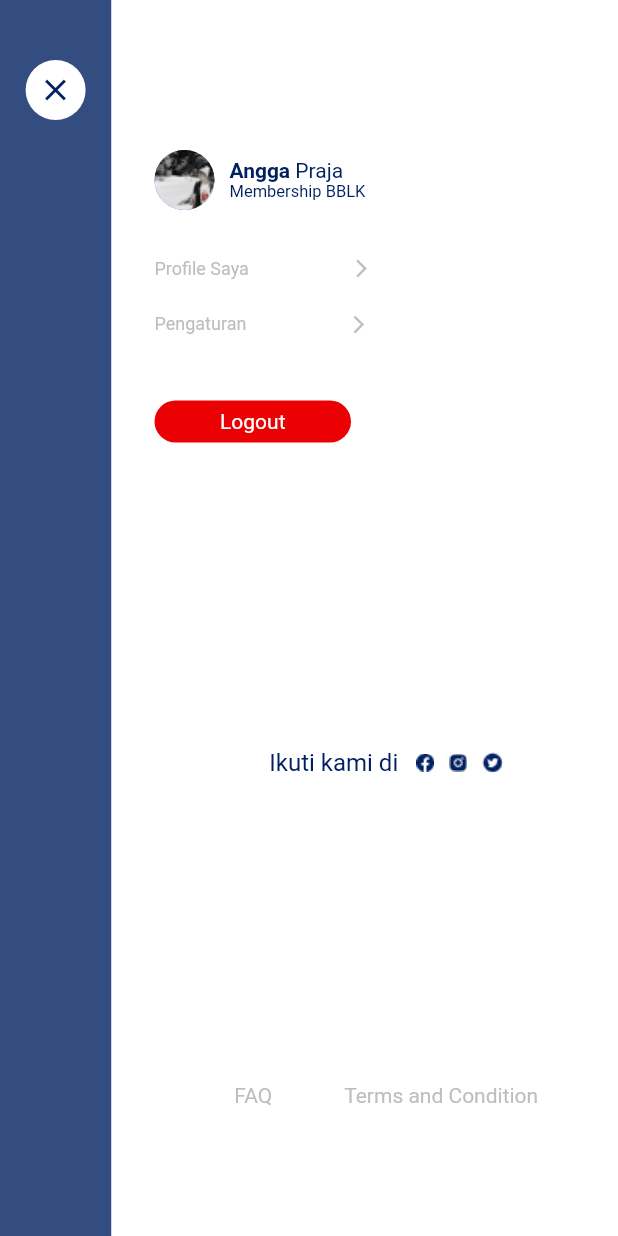
After one commit to adamramadhn/ui_aplikasi, a Flutter app: the HomePage screen opened by its route, with the side drawer open, on a phone screen of 412 x 824 dp. The commit adds this screen. Run offline on Flutter 3.47's test engine with Material 2 defaults, Android fonts, the light colour scheme and no system bars; Roboto replaces fonts that are missing (Gilroy-ExtraBold).

Commit message:
add homepage and drawer view

```diff
--- a/lib/constant/C/app_colors.dart
+++ b/lib/constant/C/app_colors.dart
@@ -5,4 +5,5 @@ class AppColors {
   Color secColor = const Color(0xff597393);
   Color textGrey = const Color(0xffBEBEBE);
   Color transparan = const Color(0x00ffffff);
+  Color logoutButton = const Color(0xffEB0004);
 }
--- a/lib/constant/C/assets.dart
+++ b/lib/constant/C/assets.dart
@@ -1,4 +1,8 @@
 class Assets {
   String imgAuth = 'assets/image/img_auth.png';
   String logoC = 'assets/image/logo_c.png';
+  String ava = 'assets/image/ava.png';
+  String logoIG = 'assets/image/logoIG.png';
+  String logoFB = 'assets/image/logoFB.png';
+  String logoTW = 'assets/image/logoTW.png';
 }
--- a/lib/constant/C/strings.dart
+++ b/lib/constant/C/strings.dart
@@ -27,4 +27,15 @@ class Strings {
   String txtSignUp = 'Register';
   String txtHaveAccount = 'Sudah punya akun ? ';
   String txtSignInNow = 'Login sekarang';
+
+  //ProfileDrawer
+  String nameProfile1 = 'Angga ';
+  String nameProfile2 = 'Praja';
+  String roleProfile = 'Membership BBLK';
+  String myProfile = 'Profile Saya';
+  String settingsProfile = 'Pengaturan';
+  String signOut = 'Logout';
+  String footerProfile = 'Ikuti kami di';
+  String footerProfileFAQ = 'FAQ';
+  String footerProfileTnC = 'Terms and Condition';
 }
--- a/lib/main.dart
+++ b/lib/main.dart
@@ -1,4 +1,5 @@
 import 'package:flutter/material.dart';
+import 'package:ui_aplikasi/view/home_page.dart';
 import 'package:ui_aplikasi/view/signin_page.dart';
 
 import 'view/signup_page.dart';
@@ -19,12 +20,20 @@ class MyApp extends StatelessWidget {
       theme: ThemeData(
         primarySwatch: Colors.blue,
         fontFamily: 'Gilroy-ExtraBold',
+        appBarTheme: const AppBarTheme(
+          color: Colors.white,
+          centerTitle: true,
+          elevation: 0,
+          // titleTextStyle: TextStyle(
+          //     color: Colors.black, fontWeight: FontWeight.bold, fontSize: 24),
+        ),
       ),
       initialRoute: SignInPage.route,
       home: const SignInPage(),
       routes: {
         SignInPage.route: (context) => const SignInPage(),
         SignUpPage.route: (context) => const SignUpPage(),
+        HomePage.route: (context) => const HomePage(),
       },
     );
   }
--- /dev/null
+++ b/lib/view/home_page.dart
@@ -0,0 +1,253 @@
+import 'package:flutter/material.dart';
+import 'package:ui_aplikasi/constant/c.dart';
+import 'package:ui_aplikasi/widgets/text_app_widget.dart';
+
+class HomePage extends StatefulWidget {
+  const HomePage({Key? key}) : super(key: key);
+  static String route = "home_page";
+  @override
+  State<HomePage> createState() => _HomePageState();
+}
+
+class _HomePageState extends State<HomePage> {
+  @override
+  Widget build(BuildContext context) {
+    return Scaffold(
+      drawer: SafeArea(
+        child: Container(
+          color: Colors.white,
+          height: MediaQuery.of(context).size.height,
+          child: Row(
+            children: [
+              Expanded(
+                flex: 1,
+                child: Stack(
+                  children: [
+                    Container(
+                      color: C.color.primaryColor.withOpacity(0.8),
+                      height: MediaQuery.of(context).size.height,
+                      width: MediaQuery.of(context).size.width * 0.18,
+                    ),
+                    Container(
+                      margin: const EdgeInsets.only(top: 40),
+                      width: MediaQuery.of(context).size.width * 0.18,
+                      child: CircleAvatar(
+                        maxRadius: 20,
+                        backgroundColor: Colors.white,
+                        child: IconButton(
+                          onPressed: () => Navigator.pop(context),
+                          icon: Icon(
+                            Icons.close,
+                            color: C.color.primaryColor,
+                          ),
+                        ),
+                      ),
+                    )
+                  ],
+                ),
+              ),
+              Expanded(
+                flex: 3,
+                child: Padding(
+                  padding: const EdgeInsets.only(top: 100),
+                  child: Column(
+                    mainAxisAlignment: MainAxisAlignment.spaceBetween,
+                    children: [
+                      Column(
+                        children: [
+                          Row(
+                            children: [
+                              CircleAvatar(
+                                backgroundImage: AssetImage(C.assets.ava),
+                              ),
+                              const SizedBox(
+                                width: 10,
+                              ),
+                              Column(
+                                crossAxisAlignment: CrossAxisAlignment.start,
+                                children: [
+                                  Text.rich(
+                                    TextSpan(
+                                      text: C.strings.nameProfile1,
+                                      style: TextStyle(
+                                        fontSize: 14,
+                                        fontWeight: FontWeight.bold,
+                                        fontFamily: 'Gilroy-ExtraBold',
+                                        color: C.color.primaryColor,
+                                      ),
+                                      children: <InlineSpan>[
+                                        TextSpan(
+                                          text: C.strings.nameProfile2,
+                                          style: const TextStyle(
+                                            fontWeight: FontWeight.normal,
+                                          ),
+                                        ),
+                                      ],
+                                    ),
+                                  ),
+                                  TextAppWidget(
+                                      text: C.strings.roleProfile,
+                                      color: C.color.primaryColor,
+                                      isWeight: false,
+                                      size: 11),
+                                ],
+                              ),
+                            ],
+                          ),
+                          const SizedBox(
+                            height: 32,
+                          ),
+                          Row(
+                            children: [
+                              TextAppWidget(
+                                  text: C.strings.myProfile,
+                                  color: C.color.textGrey,
+                                  isWeight: false,
+                                  size: 12),
+                              const SizedBox(
+                                width: 68,
+                              ),
+                              Icon(
+                                Icons.arrow_forward_ios,
+                                size: 14,
+                                color: C.color.textGrey,
+                              ),
+                            ],
+                          ),
+                          const SizedBox(
+                            height: 23,
+                          ),
+                          Row(
+                            children: [
+                              TextAppWidget(
+                                  text: C.strings.settingsProfile,
+                                  color: C.color.textGrey,
+                                  isWeight: false,
+                                  size: 12),
+                              const SizedBox(
+                                width: 68,
+                              ),
+                              Icon(
+                                Icons.arrow_forward_ios,
+                                size: 14,
+                                color: C.color.textGrey,
+                              ),
+                            ],
+                          ),
+                          const SizedBox(
+                            height: 44,
+                          ),
+                          Row(
+                            children: [
+                              Container(
+                                decoration: BoxDecoration(
+                                  borderRadius: BorderRadius.circular(23),
+                                  color: C.color.logoutButton,
+                                ),
+                                width: 131,
+                                height: 28,
+                                child: Center(
+                                    child: Text(
+                                  C.strings.signOut,
+                                  style: const TextStyle(color: Colors.white),
+                                )),
+                              ),
+                            ],
+                          ),
+                        ],
+                      ),
+                      Column(
+                        children: [
+                          Row(
+                            mainAxisAlignment: MainAxisAlignment.center,
+                            children: [
+                              TextAppWidget(
+                                  text: C.strings.footerProfile,
+                                  color: C.color.primaryColor,
+                                  isWeight: false,
+                                  size: 16),
+                              const SizedBox(
+                                width: 12,
+                              ),
+                              Image.asset(C.assets.logoFB),
+                              const SizedBox(
+                                width: 10,
+                              ),
+                              Image.asset(C.assets.logoIG),
+                              const SizedBox(
+                                width: 10,
+                              ),
+                              Image.asset(C.assets.logoTW),
+                            ],
+                          ),
+                        ],
+                      ),
+                      Padding(
+                        padding: const EdgeInsets.only(bottom: 86),
+                        child: Row(
+                          mainAxisAlignment: MainAxisAlignment.center,
+                          children: [
+                            TextAppWidget(
+                                text: C.strings.footerProfileFAQ,
+                                color: C.color.textGrey,
+                                isWeight: false,
+                                size: 14),
+                            const SizedBox(
+                              width: 48,
+                            ),
+                            TextAppWidget(
+                                text: C.strings.footerProfileTnC,
+                                color: C.color.textGrey,
+                                isWeight: false,
+                                size: 14),
+                          ],
+                        ),
+                      ),
+                    ],
+                  ),
+                ),
+              ),
+            ],
+          ),
+        ),
+      ),
+      appBar: AppBar(
+        elevation: 0,
+        automaticallyImplyLeading: false,
+        centerTitle: false,
+        titleSpacing: 0,
+        title: Padding(
+          padding: const EdgeInsets.symmetric(horizontal: 5),
+          child: Builder(
+            builder: (context) => IconButton(
+              icon: Icon(
+                Icons.menu,
+                color: C.color.primaryColor,
+              ),
+              onPressed: () => Scaffold.of(context).openDrawer(),
+            ),
+          ),
+        ),
+        actions: [
+          IconButton(
+            onPressed: () {},
+            icon: Icon(
+              Icons.shopping_cart,
+              color: C.color.primaryColor,
+            ),
+          ),
+          IconButton(
+            onPressed: () {},
+            icon: Icon(
+              Icons.notifications,
+              color: C.color.primaryColor,
+            ),
+          ),
+        ],
+      ),
+      body: SafeArea(
+        child: Column(),
+      ),
+    );
+  }
+}
--- a/lib/view/signin_page.dart
+++ b/lib/view/signin_page.dart
@@ -1,12 +1,13 @@
 import 'package:flutter/material.dart';
 import 'package:ui_aplikasi/constant/c.dart';
+import 'package:ui_aplikasi/view/home_page.dart';
 import 'package:ui_aplikasi/view/signup_page.dart';
-import 'package:ui_aplikasi/widgets/footer2_auth.dart';
-import 'package:ui_aplikasi/widgets/textfieldWidget.dart';
+import 'package:ui_aplikasi/widgets/footer2_auth_widget.dart';
+import 'package:ui_aplikasi/widgets/text_field_widget.dart';
 
 import '../widgets/auth_button_widget.dart';
-import '../widgets/footer_auth.dart';
-import '../widgets/titleTextFieldWidget.dart';
+import '../widgets/footer_auth_widget.dart';
+import '../widgets/title_text_field_widget.dart';
 
 class SignInPage extends StatefulWidget {
   const SignInPage({Key? key}) : super(key: key);
@@ -132,7 +133,10 @@ class _SignInPageState extends State<SignInPage> {
               const SizedBox(
                 height: 40,
               ),
-              AuthButton(text: C.strings.txtLogin),
+              GestureDetector(
+                onTap: () => Navigator.pushNamed(context, HomePage.route),
+                child: AuthButton(text: C.strings.txtLogin),
+              ),
               GestureDetector(
                 onTap: () => Navigator.pushNamed(context, SignUpPage.route),
                 child: FooterAuth(
--- a/lib/widgets/footer2_auth.dart
+++ b/lib/widgets/footer2_auth_widget.dart
@@ -1,5 +1,5 @@
 import 'package:flutter/material.dart';
-import 'package:ui_aplikasi/widgets/textStyle.dart';
+import 'package:ui_aplikasi/widgets/text_app_widget.dart';
 
 import '../constant/c.dart';
 
--- a/lib/widgets/footer_auth.dart
+++ b/lib/widgets/footer_auth_widget.dart
@@ -1,5 +1,5 @@
 import 'package:flutter/material.dart';
-import 'package:ui_aplikasi/widgets/textStyle.dart';
+import 'package:ui_aplikasi/widgets/text_app_widget.dart';
 
 import '../constant/c.dart';
 
```
Also changed, not shown: lib/view/signup_page.dart (+4 -4 lines), assets/image/ava.png (added), assets/image/logoFB.png (added), assets/image/logoIG.png (added), assets/image/logoTW.png (added), lib/widgets/text_app_widget.dart (renamed from lib/widgets/textStyle.dart), lib/widgets/text_field_widget.dart (renamed from lib/widgets/textfieldWidget.dart), lib/widgets/title_text_field_widget.dart (renamed from lib/widgets/titleTextFieldWidget.dart).
